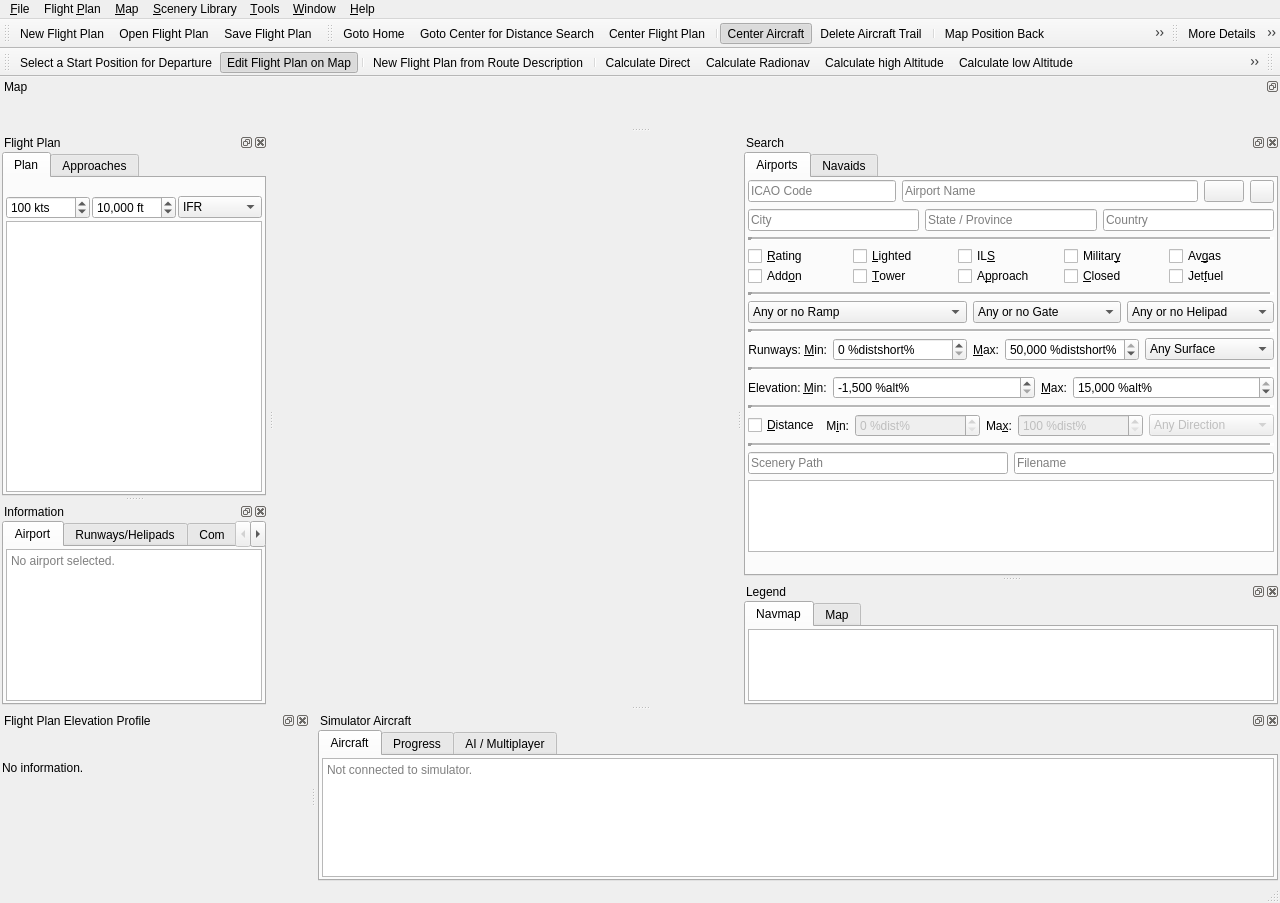
This is src/gui/mainwindow.ui in albar965/littlenavmap as Qt 5 draws it before an edit. The edited form follows.
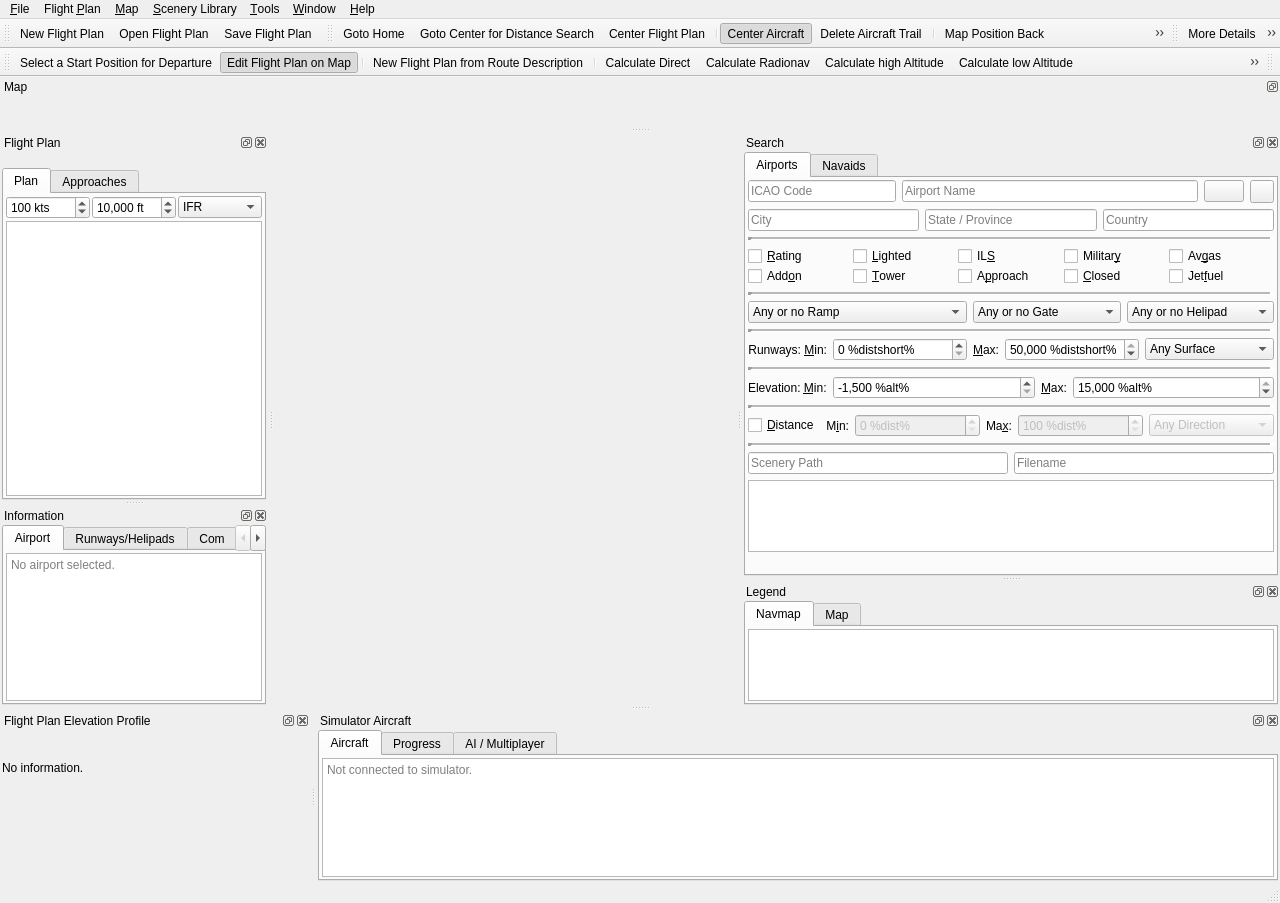
This is the edited form. Icons and pictures are not drawn.

Commit message: Corrected distance calculation when using approaches and transitions. Added artificial leg to get distance to runway end. Put route label on top of tab list. All distance now updated when changing approaches. Top of descent distance corrected when switching approaches. Added valid method for all map objects. #16

Diff of the .ui file:
```diff
--- a/src/gui/mainwindow.ui
+++ b/src/gui/mainwindow.ui
@@ -2008,6 +2008,19 @@
      <property name="bottomMargin">
       <number>0</number>
      </property>
+     <item>
+      <widget class="QLabel" name="labelRouteInfo">
+       <property name="text">
+        <string/>
+       </property>
+       <property name="wordWrap">
+        <bool>true</bool>
+       </property>
+       <property name="textInteractionFlags">
+        <set>Qt::LinksAccessibleByMouse|Qt::TextSelectableByMouse</set>
+       </property>
+      </widget>
+     </item>
      <item>
       <widget class="QTabWidget" name="tabWidgetRoute">
        <property name="currentIndex">
@@ -2033,19 +2046,6 @@
          <property name="bottomMargin">
           <number>2</number>
          </property>
-         <item>
-          <widget class="QLabel" name="labelRouteInfo">
-           <property name="text">
-            <string/>
-           </property>
-           <property name="wordWrap">
-            <bool>true</bool>
-           </property>
-           <property name="textInteractionFlags">
-            <set>Qt::LinksAccessibleByMouse|Qt::TextSelectableByMouse</set>
-           </property>
-          </widget>
-         </item>
          <item>
           <layout class="QHBoxLayout" name="horizontalLayout">
            <property name="spacing">
```
The commit also changes 19 other files.
